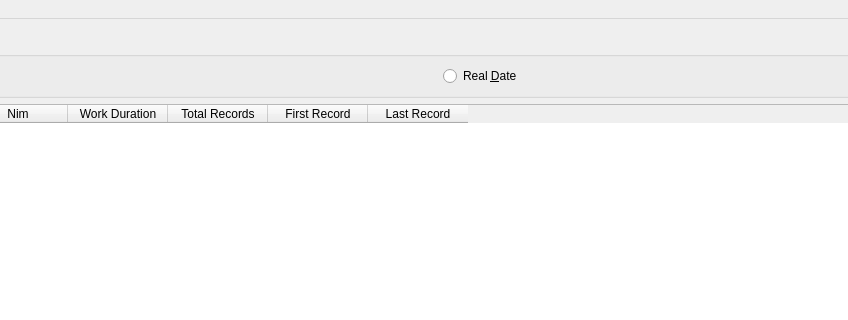
First picture: the form in lupv/Resources/ui/main_window.ui, repository azzamsa/lupv, before the edit; both pictures show x 215 to 1063 and y 0 to 320 of the 1245 by 900 pixel window.
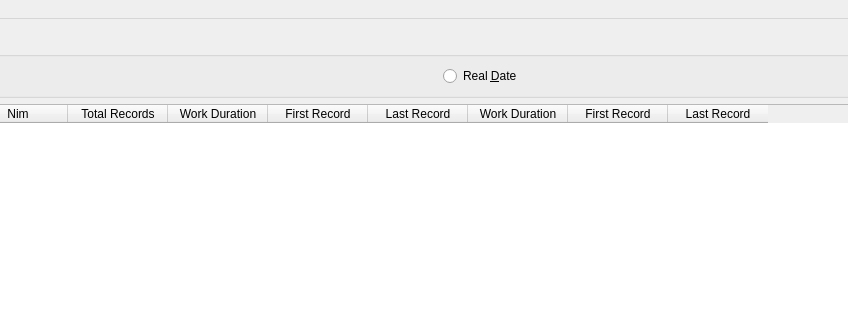
Second picture: the form after the edit. The open tabs and pages were chosen to show the change. Icons and pictures are not drawn.

Diff of the .ui file:
```diff
--- a/lupv/Resources/ui/main_window.ui
+++ b/lupv/Resources/ui/main_window.ui
@@ -169,16 +169,31 @@
               <string>Nim</string>
              </property>
             </column>
-            <column>
-             <property name="text">
-              <string>Work Duration</string>
-             </property>
-            </column>
             <column>
              <property name="text">
               <string>Total Records</string>
              </property>
             </column>
+            <column>
+             <property name="text">
+              <string>Work Duration</string>
+             </property>
+            </column>
+            <column>
+             <property name="text">
+              <string>First Record</string>
+             </property>
+            </column>
+            <column>
+             <property name="text">
+              <string>Last Record</string>
+             </property>
+            </column>
+            <column>
+             <property name="text">
+              <string>Work Duration</string>
+             </property>
+            </column>
             <column>
              <property name="text">
               <string>First Record</string>
```
Left out of the diff: 2 changed lines with no effect on the pictures.
